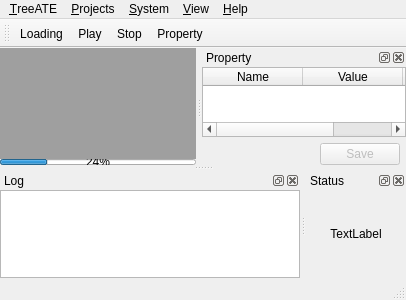
Old version of the form Src/TreeATE/mainwindow.ui in the repository WilliamYinwei/TreeATE.
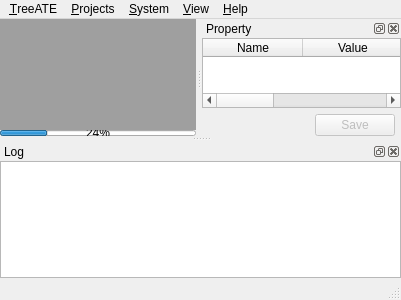
New version of the form. Icons and pictures are not drawn. Custom widgets are drawn as their Qt base class.

```diff
--- a/Src/TreeATE/mainwindow.ui
+++ b/Src/TreeATE/mainwindow.ui
@@ -124,39 +124,6 @@
    <addaction name="menu_View"/>
    <addaction name="menu_Help"/>
   </widget>
-  <widget class="QToolBar" name="mainToolBar">
-   <property name="sizePolicy">
-    <sizepolicy hsizetype="Preferred" vsizetype="Fixed">
-     <horstretch>0</horstretch>
-     <verstretch>0</verstretch>
-    </sizepolicy>
-   </property>
-   <property name="minimumSize">
-    <size>
-     <width>0</width>
-     <height>0</height>
-    </size>
-   </property>
-   <property name="focusPolicy">
-    <enum>Qt::StrongFocus</enum>
-   </property>
-   <property name="windowTitle">
-    <string>Main Toolbar</string>
-   </property>
-   <property name="toolButtonStyle">
-    <enum>Qt::ToolButtonTextBesideIcon</enum>
-   </property>
-   <attribute name="toolBarArea">
-    <enum>TopToolBarArea</enum>
-   </attribute>
-   <attribute name="toolBarBreak">
-    <bool>false</bool>
-   </attribute>
-   <addaction name="actionLoading"/>
-   <addaction name="actionPlay"/>
-   <addaction name="actionStop"/>
-   <addaction name="actionProperty"/>
-  </widget>
   <widget class="QStatusBar" name="statusBar"/>
   <widget class="QDockWidget" name="dockWidget_Property">
    <property name="windowTitle">
@@ -302,49 +269,6 @@
     </layout>
    </widget>
   </widget>
-  <widget class="QDockWidget" name="dockWidget_Rst">
-   <property name="minimumSize">
-    <size>
-     <width>100</width>
-     <height>38</height>
-    </size>
-   </property>
-   <property name="windowTitle">
-    <string>Status</string>
-   </property>
-   <attribute name="dockWidgetArea">
-    <number>8</number>
-   </attribute>
-   <widget class="QWidget" name="dockWidgetContents_rst">
-    <layout class="QVBoxLayout" name="verticalLayout_2">
-     <property name="spacing">
-      <number>0</number>
-     </property>
-     <property name="leftMargin">
-      <number>0</number>
-     </property>
-     <property name="topMargin">
-      <number>0</number>
-     </property>
-     <property name="rightMargin">
-      <number>0</number>
-     </property>
-     <property name="bottomMargin">
-      <number>0</number>
-     </property>
-     <item>
-      <widget class="QLabel" name="label_rst">
-       <property name="text">
-        <string notr="true">TextLabel</string>
-       </property>
-       <property name="alignment">
-        <set>Qt::AlignCenter</set>
-       </property>
-      </widget>
-     </item>
-    </layout>
-   </widget>
-  </widget>
   <action name="actionLoading">
    <property name="icon">
     <iconset resource="res.qrc">
@@ -393,7 +317,7 @@
      <normaloff>:/modify.png</normaloff>:/modify.png</iconset>
    </property>
    <property name="text">
-    <string>Proper&amp;ty...</string>
+    <string>Property</string>
    </property>
    <property name="toolTip">
     <string>Property</string>
```
Left out of the diff: 2 changed lines with no effect on the pictures.
